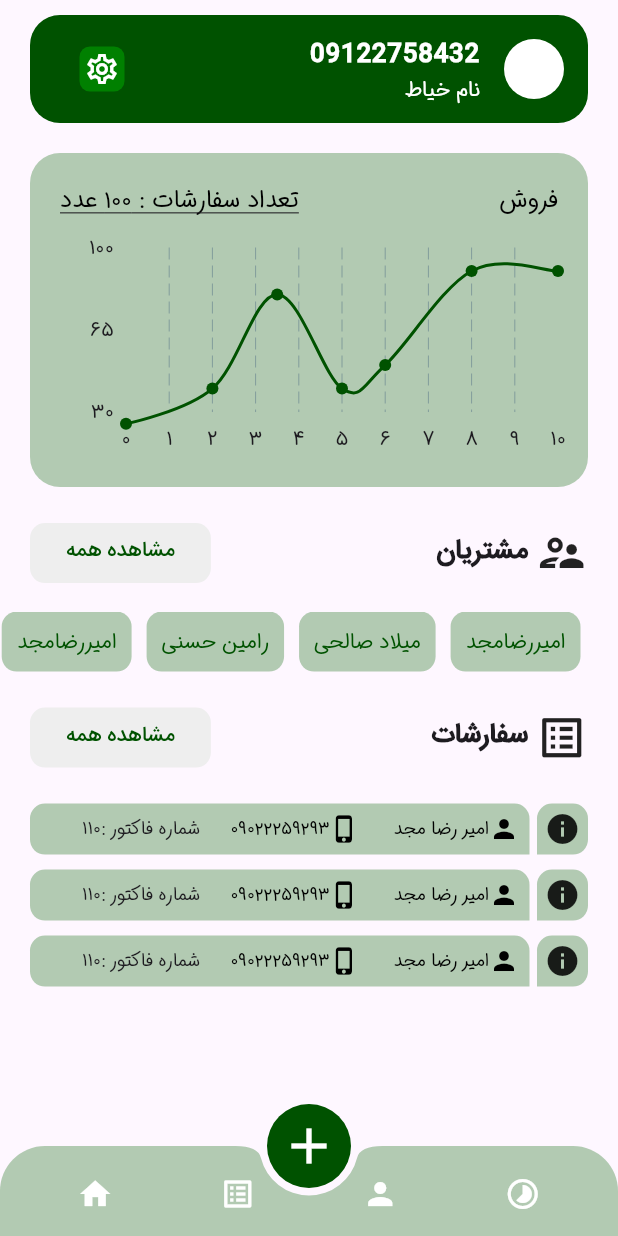
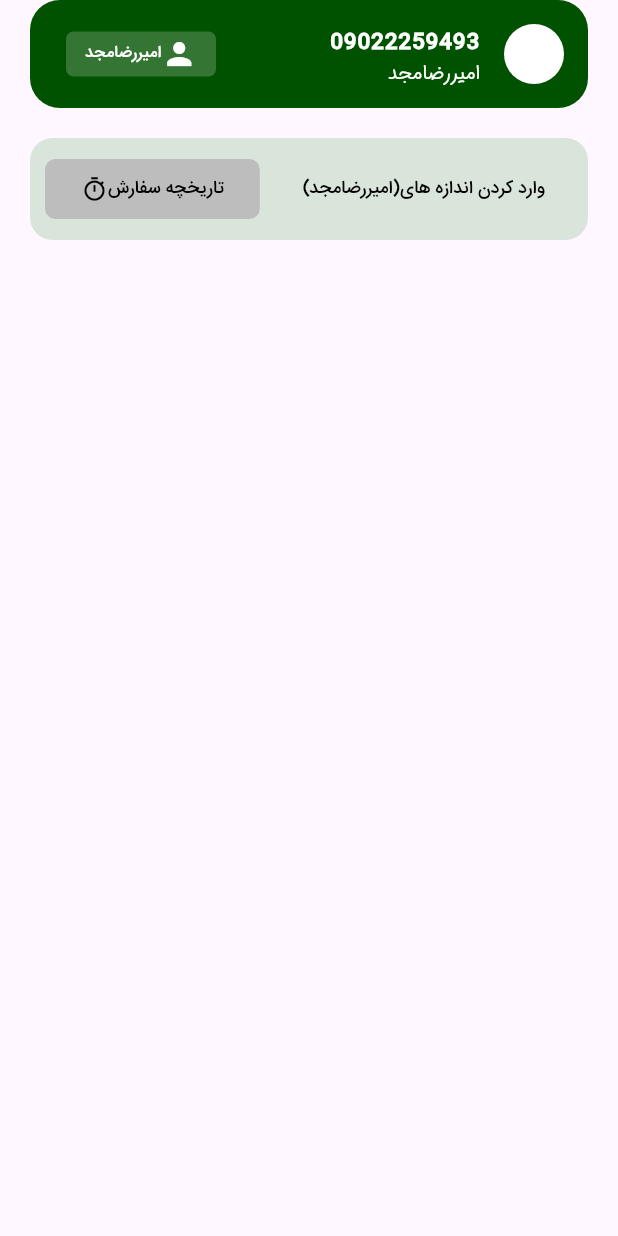
Before and after one commit to AliMotamedi7/shoonz-tailor, a Flutter app: the Home screen opened by its route, after a tap on the "add" icon, on a phone screen of 412 x 824 dp. Run offline on Flutter 3.47's test engine with Material 3 defaults, Android fonts, the phone set to English and light mode, and no system bars; drawn by our look-alikes of fl_chart; our stand-ins replace pinput.

Commit message:
added new order registration

```diff
--- a/lib/main.dart
+++ b/lib/main.dart
@@ -3,6 +3,7 @@ import 'package:shoonz_tailor/pages/customer.dart';
 import 'package:shoonz_tailor/pages/home.dart';
 import 'package:shoonz_tailor/pages/login.dart';
 import 'package:shoonz_tailor/pages/order.dart';
+import 'package:shoonz_tailor/pages/order_registration.dart';
 import 'package:shoonz_tailor/pages/otp.dart';
 import 'package:shoonz_tailor/pages/splash.dart';
 
@@ -26,6 +27,7 @@ class MyApp extends StatelessWidget {
         '/home': (context) => const Home(),
         '/customer': (context) => const CustomerPage(),
         '/order': (context) => const OrderPage(),
+        '/orderRegistration': (context) => const OrderRegistration(),
       },
     );
   }
--- a/lib/pages/home.dart
+++ b/lib/pages/home.dart
@@ -31,7 +31,9 @@ class _HomeState extends State<Home> {
       floatingActionButtonLocation: FloatingActionButtonLocation.centerDocked,
       floatingActionButton: FloatingActionButton(
         elevation: 0,
-        onPressed: () {},
+        onPressed: () {
+          Navigator.pushNamed(context, "/orderRegistration");
+        },
         backgroundColor: const Color(0xff005200),
         shape: RoundedRectangleBorder(borderRadius: BorderRadius.circular(30)),
         child: const Icon(
--- /dev/null
+++ b/lib/pages/order_registration.dart
@@ -0,0 +1,25 @@
+import 'package:flutter/material.dart';
+import 'package:shoonz_tailor/widgets/orderRegistrationWidgets/tailorSizebutton.dart';
+import 'package:shoonz_tailor/widgets/orderRegistrationWidgets/topOrderProfile.dart';
+
+class OrderRegistration extends StatefulWidget {
+  const OrderRegistration({super.key});
+
+  @override
+  State<OrderRegistration> createState() => _OrderRegistrationState();
+}
+
+class _OrderRegistrationState extends State<OrderRegistration> {
+  @override
+  Widget build(BuildContext context) {
+    return Scaffold(
+      body: SafeArea(
+          child: Column(
+        children: [
+          TopOrderProfile(phoneNumber: "09022259493", name: "امیررضامجد"),
+          const SizeTailorButton(),
+        ],
+      )),
+    );
+  }
+}
--- a/lib/widgets/homeWidgets/topProfile.dart
+++ b/lib/widgets/homeWidgets/topProfile.dart
@@ -37,7 +37,7 @@ class TopProfile extends StatelessWidget {
               padding: const EdgeInsets.all(3),
               decoration: BoxDecoration(
                 borderRadius: BorderRadius.circular(7),
-                color: const Color(0xff008000),
+                color: const Color(0xff347533),
               ),
               child: const Icon(
                 Icons.settings_outlined,
--- /dev/null
+++ b/lib/widgets/orderRegistrationWidgets/tailorSizebutton.dart
@@ -0,0 +1,61 @@
+import 'package:flutter/cupertino.dart';
+import 'package:flutter/material.dart';
+
+class SizeTailorButton extends StatelessWidget {
+  const SizeTailorButton({super.key});
+
+  @override
+  Widget build(BuildContext context) {
+    return Container(
+      width: MediaQuery.sizeOf(context).width,
+      margin: const EdgeInsets.symmetric(horizontal: 20, vertical: 20),
+      padding: const EdgeInsets.symmetric(vertical: 10),
+      decoration: BoxDecoration(
+          color: const Color(0xffd9e5da),
+          borderRadius: BorderRadius.circular(15)),
+      child: Directionality(
+        textDirection: TextDirection.rtl,
+        child: Row(
+          mainAxisAlignment: MainAxisAlignment.spaceBetween,
+          children: [
+            Expanded(
+              child: TextButton(
+                onPressed: () {},
+                child: const Text(
+                  "وارد کردن اندازه های(امیررضامجد)",
+                  maxLines: 1,
+                  overflow: TextOverflow.ellipsis,
+                  textDirection: TextDirection.rtl,
+                  style: TextStyle(color: Colors.black, fontSize: 12),
+                ),
+              ),
+            ),
+            Padding(
+              padding: const EdgeInsets.only(left: 10),
+              child: ElevatedButton(
+                  style: ElevatedButton.styleFrom(
+                      elevation: 0,
+                      backgroundColor: Colors.grey[400],
+                      shape: RoundedRectangleBorder(
+                        borderRadius: BorderRadius.circular(7),
+                      )),
+                  onPressed: () {},
+                  child: const Row(
+                    children: [
+                      Text(
+                        "تاریخچه سفارش",
+                        style: TextStyle(fontSize: 12, color: Colors.black),
+                      ),
+                      Icon(
+                        Icons.timer_outlined,
+                        color: Colors.black,
+                      ),
+                    ],
+                  )),
+            )
+          ],
+        ),
+      ),
+    );
+  }
+}
--- /dev/null
+++ b/lib/widgets/orderRegistrationWidgets/topOrderProfile.dart
@@ -0,0 +1,89 @@
+import 'package:flutter/material.dart';
+
+class TopOrderProfile extends StatelessWidget {
+  TopOrderProfile({super.key, required this.phoneNumber, required this.name});
+
+  final String phoneNumber;
+  final String name;
+  List<String> nameList = [
+    "امیررضامجد",
+    "رامین حسنی",
+    "میلاد",
+  ];
+
+  @override
+  Widget build(BuildContext context) {
+    return Container(
+      width: MediaQuery.sizeOf(context).width,
+      margin: const EdgeInsets.symmetric(horizontal: 20),
+      decoration: BoxDecoration(
+          color: const Color(0xff005200),
+          borderRadius: BorderRadius.circular(20)),
+      child: Directionality(
+          textDirection: TextDirection.rtl,
+          child: ListTile(
+            leading: const CircleAvatar(
+              backgroundColor: Colors.white,
+            ),
+            title: Text(
+              phoneNumber,
+              textAlign: TextAlign.start,
+              style: const TextStyle(
+                  color: Colors.white,
+                  fontWeight: FontWeight.bold,
+                  fontSize: 14),
+            ),
+            subtitle: Text(
+              name,
+              style: const TextStyle(
+                  color: Colors.white,
+                  fontWeight: FontWeight.w400,
+                  fontSize: 13),
+            ),
+            trailing: MenuAnchor(
+              builder: (context, controller, child) {
+                return GestureDetector(
+                  onTap: () {
+                    if (controller.isOpen) {
+                      controller.close();
+                    } else {
+                      controller.open();
+                    }
+                  },
+                  child: Container(
+                    width: 100,
+                    height: 30,
+                    decoration: BoxDecoration(
+                        borderRadius: BorderRadius.circular(5),
+                        color: const Color(0xff347533)),
+                    child: Row(
+                      mainAxisAlignment: MainAxisAlignment.center,
+                      children: [
+                        const Icon(
+                          Icons.person,
+                          color: Colors.white,
+                        ),
+                        Text(
+                          name,
+                          maxLines: 1,
+                          overflow: TextOverflow.ellipsis,
+                          style: TextStyle(color: Colors.white),
+                        ),
+                      ],
+                    ),
+                  ),
+                );
+              },
+              menuChildren: List.generate(
+                  nameList.length,
+                  (index) => MenuItemButton(
+                          child: Text(
+                        name[index],
+                        maxLines: 2,
+                        textDirection: TextDirection.rtl,
+                      ))),
+            ),
+          )),
+    );
+  }
+}
```
